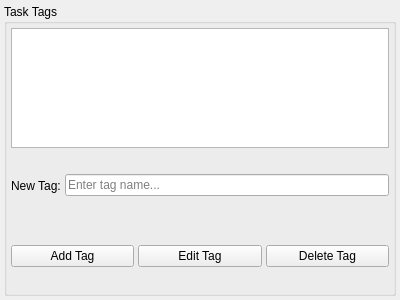
Jacfogel/MHM, file ui/designs/tag_widget.ui: the form before one commit.
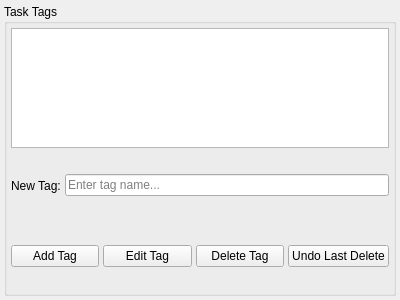
The form after the commit.

Commit message:
Fix account creation errors and add tag undo functionality
- Fix ChannelSelectionWidget method call error in account creation
- Add undo button for tag deletion during account creation
- Fix fun_facts.json path resolution issue in .env file
- Add scheduler integration for newly created users
- Update documentation with completed fixes and testing requirements
- All unit tests passing (139 passed, 1 skipped)

The edit to the form file:
```diff
--- a/ui/designs/tag_widget.ui
+++ b/ui/designs/tag_widget.ui
@@ -140,6 +140,13 @@
            </property>
           </widget>
          </item>
+         <item>
+          <widget class="QPushButton" name="pushButton_undo_delete">
+           <property name="text">
+            <string>Undo Last Delete</string>
+           </property>
+          </widget>
+         </item>
         </layout>
        </widget>
       </item>
```
The commit also changes 13 other files.
